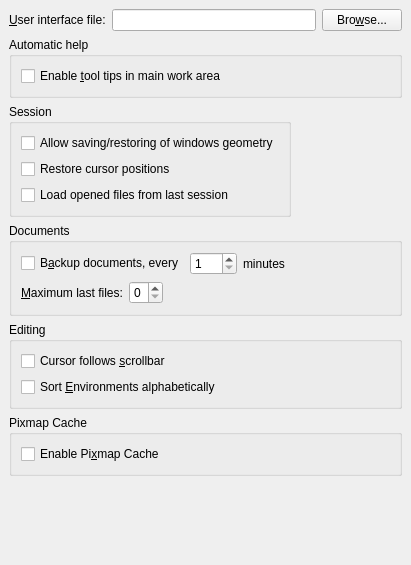
Before: the Qt Designer form src/frontends/qt4/ui/PrefUi.ui in cburschka/lyx, drawn with Qt 5.
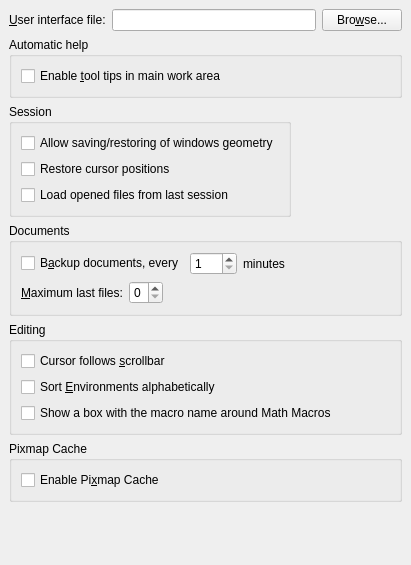
After: the same form once the commit is applied.

Commit message: * Option to make macro editing less "noisy" by hiding the grey box with the macro name when the cursor is inside. The downside of the coin is that you have to look into the statusbar to see which macro is used. But some people prefer that than having the slight size change of macros when the cursor enters.

The edit to the form file:
```diff
--- a/src/frontends/qt4/ui/PrefUi.ui
+++ b/src/frontends/qt4/ui/PrefUi.ui
@@ -214,6 +214,13 @@
         </property>
        </widget>
       </item>
+      <item row="2" column="0" >
+       <widget class="QCheckBox" name="showMacroLabelCB" >
+        <property name="text" >
+         <string>Show a box with the macro name around Math Macros</string>
+        </property>
+       </widget>
+      </item>
      </layout>
     </widget>
    </item>
```
Left out of the diff: 4 changed lines with no effect on the pictures. The commit also changes 5 other files.
